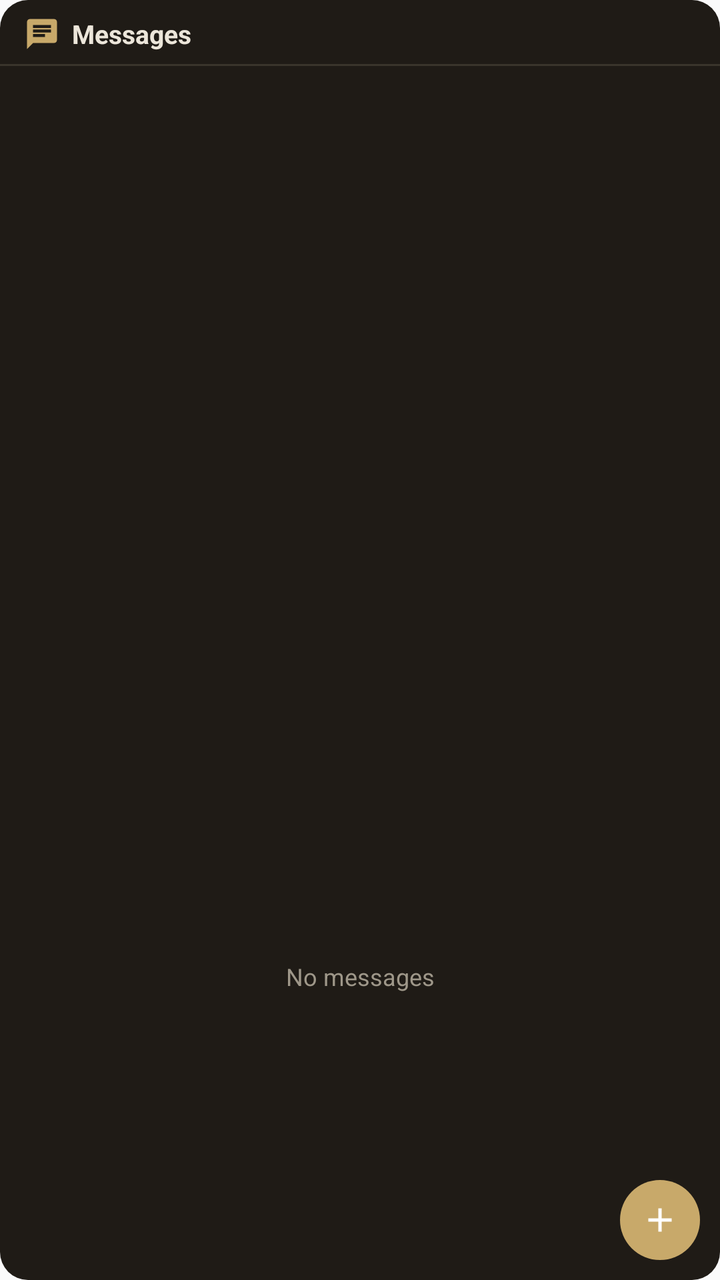
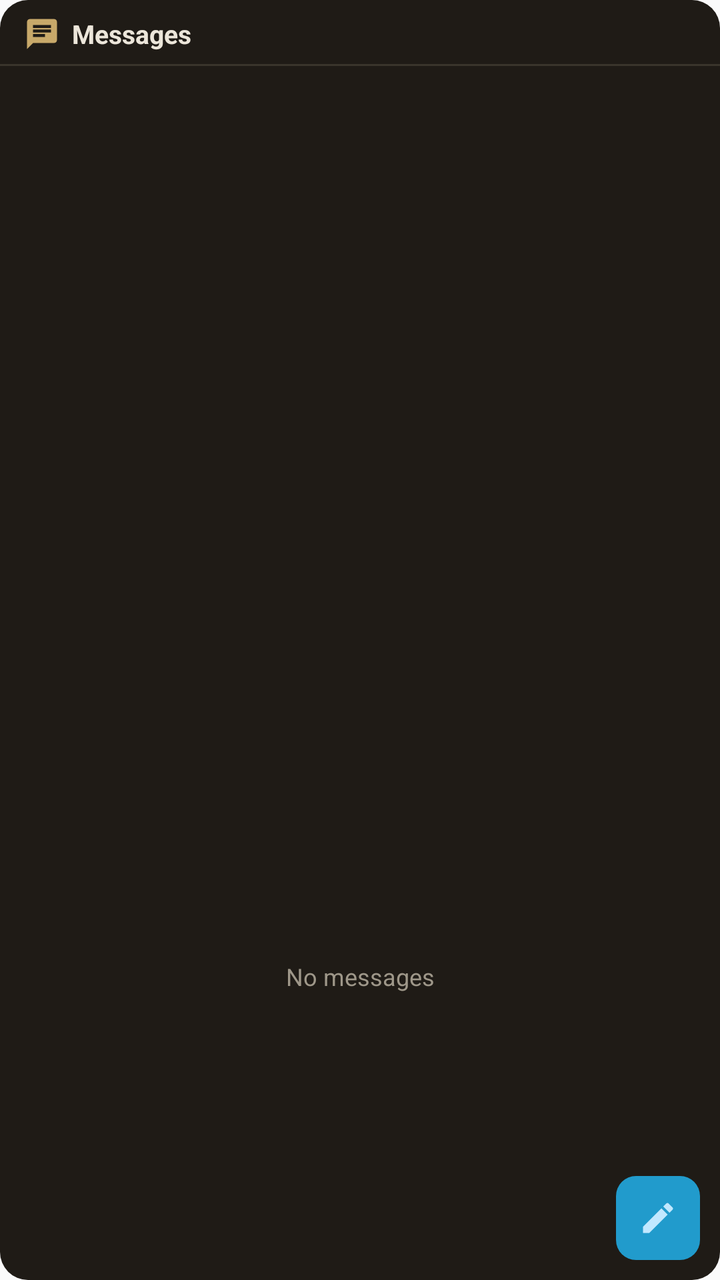

Two renders of the same Android screen: before a commit and after it. Below are the layout's source before the change and the commit's diff.
<!-- AndroidManifest.xml: application theme Theme.LibrelabMessaging -->
<!-- res/layout/widget_list.xml -->
<?xml version="1.0" encoding="utf-8"?>
<FrameLayout xmlns:android="http://schemas.android.com/apk/res/android"
    android:layout_width="match_parent"
    android:layout_height="match_parent">

    
    <LinearLayout
        android:layout_width="match_parent"
        android:layout_height="match_parent"
        android:orientation="vertical"
        android:background="@drawable/widget_card_bg">

        
        <LinearLayout
            android:id="@+id/widget_list_header"
            android:layout_width="match_parent"
            android:layout_height="wrap_content"
            android:orientation="horizontal"
            android:gravity="center_vertical"
            android:paddingStart="12dp"
            android:paddingEnd="12dp"
            android:paddingTop="8dp"
            android:paddingBottom="6dp">

            <ImageView
                android:layout_width="18dp"
                android:layout_height="18dp"
                android:src="@drawable/ic_widget_chat"
                android:contentDescription="@string/widget_list_icon_desc" />

            <TextView
                android:layout_width="wrap_content"
                android:layout_height="wrap_content"
                android:layout_marginStart="6dp"
                android:text="@string/widget_list_title"
                android:textSize="13sp"
                android:textStyle="bold"
                android:textColor="@color/widget_text_primary" />
        </LinearLayout>

        <View
            android:layout_width="match_parent"
            android:layout_height="1dp"
            android:background="@color/widget_divider" />

        
        <ListView
            android:id="@+id/widget_list_view"
            android:layout_width="match_parent"
            android:layout_height="0dp"
            android:layout_weight="1"
            android:divider="@color/widget_divider"
            android:dividerHeight="1dp"
            android:paddingBottom="4dp" />

        
        <TextView
            android:id="@+id/widget_list_empty"
            android:layout_width="match_parent"
            android:layout_height="0dp"
            android:layout_weight="1"
            android:gravity="center"
            android:text="@string/widget_list_empty"
            android:textSize="12sp"
            android:textColor="@color/widget_text_secondary" />
    </LinearLayout>

    
    <ImageButton
        android:id="@+id/widget_new_msg"
        android:layout_width="40dp"
        android:layout_height="40dp"
        android:layout_gravity="bottom|end"
        android:layout_margin="10dp"
        android:src="@drawable/ic_widget_add"
        android:background="@drawable/widget_fab_bg"
        android:contentDescription="@string/widget_new_msg"
        android:scaleType="centerInside"
        android:padding="10dp"
        android:stateListAnimator="@null" />
</FrameLayout>
<!-- resources referenced by this layout -->
<resources>
  <color name="widget_divider">#3A352C</color>
  <color name="widget_text_primary">#ECE6DA</color>
  <color name="widget_text_secondary">#9E9789</color>
  <!-- drawable ic_widget_add (drawable) -->
  <?xml version="1.0" encoding="utf-8"?>
  <vector xmlns:android="http://schemas.android.com/apk/res/android"
      android:width="20dp"
      android:height="20dp"
      android:viewportWidth="24"
      android:viewportHeight="24"
      android:tint="#FFFFFF">
      <path
          android:fillColor="#FFFFFF"
          android:pathData="M19,13h-6v6h-2v-6H5v-2h6V5h2v6h6v2z" />
  </vector>
  <!-- drawable ic_widget_chat (drawable) -->
  <?xml version="1.0" encoding="utf-8"?>
  <vector xmlns:android="http://schemas.android.com/apk/res/android"
      android:width="18dp"
      android:height="18dp"
      android:viewportWidth="24"
      android:viewportHeight="24"
      android:tint="#C8A96A">
      <path
          android:fillColor="#C8A96A"
          android:pathData="M20,2H4C2.9,2 2,2.9 2,4v18l4,-4h14c1.1,0 2,-0.9 2,-2V4c0,-1.1 -0.9,-2 -2,-2zM6,9h12v2H6V9zM14,14H6v-2h8v2zM18,8H6V6h12v2z" />
  </vector>
  <!-- drawable widget_card_bg (drawable) -->
  <?xml version="1.0" encoding="utf-8"?>
  <shape xmlns:android="http://schemas.android.com/apk/res/android"
      android:shape="rectangle">
      <corners android:radius="14dp" />
      <solid android:color="@color/widget_card_bg" />
  </shape>
  <!-- drawable widget_fab_bg (drawable) -->
  <?xml version="1.0" encoding="utf-8"?>
  <shape xmlns:android="http://schemas.android.com/apk/res/android"
      android:shape="oval">
      <solid android:color="@color/widget_fab_bg" />
  </shape>
  <string name="widget_list_empty">No messages</string>
  <string name="widget_list_icon_desc">Messages</string>
  <string name="widget_list_title">Messages</string>
  <string name="widget_new_msg">New message</string>
  <style name="Theme.LibrelabMessaging" parent="android:Theme.Material.Light.NoActionBar">
          <item name="android:statusBarColor">@android:color/transparent</item>
          <item name="android:navigationBarColor">@android:color/transparent</item>
          <item name="android:windowLightStatusBar">true</item>
      </style>
  <color name="widget_card_bg">#1F1B16</color>
  <color name="widget_fab_bg">#C8A96A</color>
</resources>

<!-- the commit's change to res/layout/widget_list.xml (unified diff, before → after) -->
@@ -68,14 +68,14 @@
     
     <ImageButton
         android:id="@+id/widget_new_msg"
-        android:layout_width="40dp"
-        android:layout_height="40dp"
+        android:layout_width="42dp"
+        android:layout_height="42dp"
         android:layout_gravity="bottom|end"
         android:layout_margin="10dp"
-        android:src="@drawable/ic_widget_add"
+        android:src="@drawable/ic_widget_compose"
         android:background="@drawable/widget_fab_bg"
         android:contentDescription="@string/widget_new_msg"
         android:scaleType="centerInside"
-        android:padding="10dp"
+        android:padding="9dp"
         android:stateListAnimator="@null" />
 </FrameLayout>
<!-- resource entries referenced after the edit -->
@@ -3,18 +3,6 @@
   <color name="widget_divider">#3A352C</color>
   <color name="widget_text_primary">#ECE6DA</color>
   <color name="widget_text_secondary">#9E9789</color>
-  <!-- drawable ic_widget_add (drawable) -->
-  <?xml version="1.0" encoding="utf-8"?>
-  <vector xmlns:android="http://schemas.android.com/apk/res/android"
-      android:width="20dp"
-      android:height="20dp"
-      android:viewportWidth="24"
-      android:viewportHeight="24"
-      android:tint="#FFFFFF">
-      <path
-          android:fillColor="#FFFFFF"
-          android:pathData="M19,13h-6v6h-2v-6H5v-2h6V5h2v6h6v2z" />
-  </vector>
   <!-- drawable ic_widget_chat (drawable) -->
   <?xml version="1.0" encoding="utf-8"?>
   <vector xmlns:android="http://schemas.android.com/apk/res/android"
@@ -27,6 +15,18 @@
           android:fillColor="#C8A96A"
           android:pathData="M20,2H4C2.9,2 2,2.9 2,4v18l4,-4h14c1.1,0 2,-0.9 2,-2V4c0,-1.1 -0.9,-2 -2,-2zM6,9h12v2H6V9zM14,14H6v-2h8v2zM18,8H6V6h12v2z" />
   </vector>
+  <!-- drawable ic_widget_compose (drawable) -->
+  <?xml version="1.0" encoding="utf-8"?>
+  <vector xmlns:android="http://schemas.android.com/apk/res/android"
+      android:width="20dp"
+      android:height="20dp"
+      android:viewportWidth="24"
+      android:viewportHeight="24"
+      android:tint="@color/widget_fab_icon">
+      <path
+          android:fillColor="@color/widget_fab_icon"
+          android:pathData="M3 17.25V21h3.75L17.81 9.94l-3.75-3.75L3 17.25zM20.71 7.04c.39-.39.39-1.02 0-1.41l-2.34-2.34c-.39-.39-1.02-.39-1.41 0l-1.83 1.83 3.75 3.75 1.83-1.83z" />
+  </vector>
   <!-- drawable widget_card_bg (drawable) -->
   <?xml version="1.0" encoding="utf-8"?>
   <shape xmlns:android="http://schemas.android.com/apk/res/android"
@@ -37,7 +37,8 @@
   <!-- drawable widget_fab_bg (drawable) -->
   <?xml version="1.0" encoding="utf-8"?>
   <shape xmlns:android="http://schemas.android.com/apk/res/android"
-      android:shape="oval">
+      android:shape="rectangle">
+      <corners android:radius="10dp" />
       <solid android:color="@color/widget_fab_bg" />
   </shape>
   <string name="widget_list_empty">No messages</string>
@@ -49,7 +50,8 @@
           <item name="android:navigationBarColor">@android:color/transparent</item>
           <item name="android:windowLightStatusBar">true</item>
       </style>
+  <color name="widget_fab_icon">#EADDFF</color>
   <color name="widget_card_bg">#1F1B16</color>
-  <color name="widget_fab_bg">#C8A96A</color>
+  <color name="widget_fab_bg">#4F378B</color>
 </resources>
 
